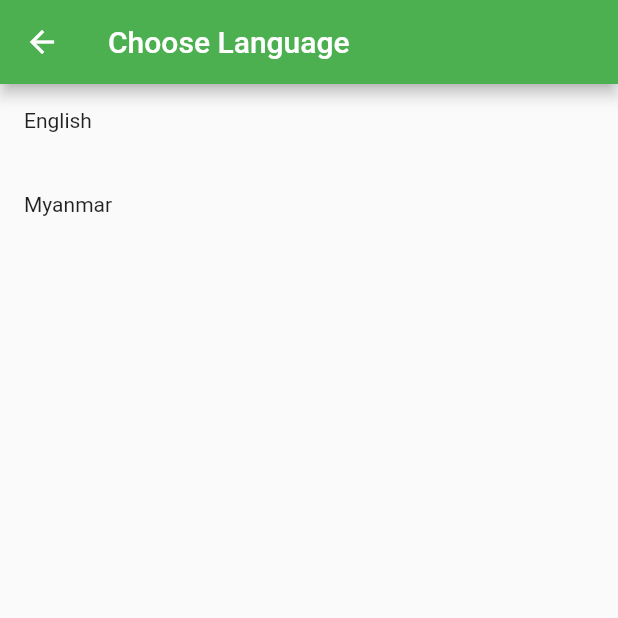
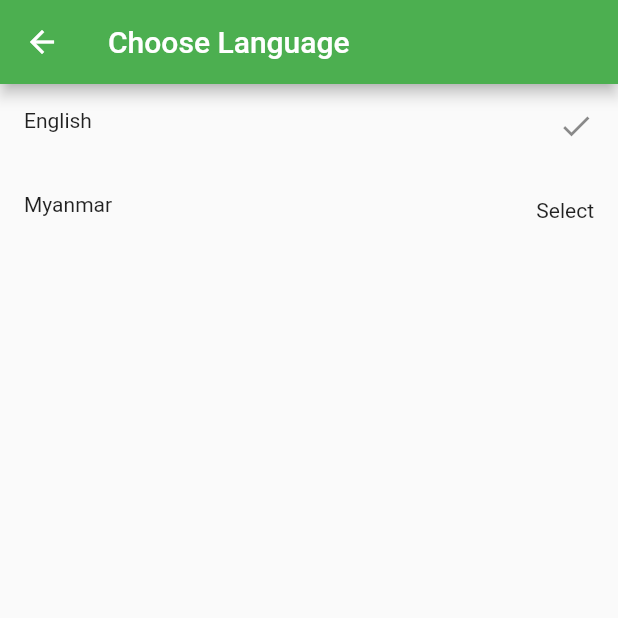
Before and after one commit to MyoMin-Latt/Search_Image, a Flutter app: the screen it shows after launch, item 2 of the bottom bar chosen, after a tap on "Language", on a phone screen of 412 x 824 dp, the top half of it. Run offline on Flutter 3.47's test engine with Material 2 defaults, Android fonts, the phone set to English and light mode, and no system bars; our stand-ins replace easy_localization, pull_to_refresh, shared_preferences.

Commit message:
Easy Localization, some text cannot change immediately

```diff
--- a/assets/translations/my-MY.json
+++ /dev/null
@@ -1,3 +0,0 @@
-{
-    "Home" : "မူလ"
-}
--- a/lib/home/home_page.dart
+++ b/lib/home/home_page.dart
@@ -27,8 +27,8 @@ class _HomePageState extends State<HomePage> {
           print(botCurIndex);
         },
         items: [
-          BottomNavigationBarItem(icon: Icon(Icons.home), label: tr("Home")),
-          BottomNavigationBarItem(icon: Icon(Icons.settings), label: 'Settings'),
+          BottomNavigationBarItem(icon: Icon(Icons.home), label: tr('home')),
+          BottomNavigationBarItem(icon: Icon(Icons.settings), label: tr('setting')),
         ]
       ),
     );
--- a/lib/language/language_page.dart
+++ b/lib/language/language_page.dart
@@ -1,3 +1,4 @@
+import 'package:easy_localization/easy_localization.dart';
 import 'package:flutter/material.dart';
 
 class LanguagePage extends StatefulWidget {
@@ -12,15 +13,24 @@ class _LanguagePageState extends State<LanguagePage> {
   Widget build(BuildContext context) {
     return Scaffold(
       appBar: AppBar(
-        title: Text('Choose Language'),
+        title: Text(tr('choose_language')),
       ),
       body: ListView(
         children: [
           ListTile(
-            leading: Text('English'),
+            leading: Text(tr('english')),
+            trailing: EasyLocalization.of(context)!.locale == Locale('en', 'US')? Icon(Icons.done): Text('Select'),
+            onTap: (){
+              EasyLocalization.of(context)!.setLocale(Locale('en', 'US'));
+            },
           ),
           ListTile(
-            leading: Text('Myanmar'),
+            onTap: (){
+               EasyLocalization.of(context)!.setLocale(Locale('my', 'MM'));
+            },
+            leading: Text(tr('myanmar')),
+            trailing: EasyLocalization.of(context)!.locale == Locale('my', 'MM')? Icon(Icons.done): Text('Select'),
+
           )
         ],
       ),
--- a/lib/main.dart
+++ b/lib/main.dart
@@ -1,12 +1,19 @@
 
-import 'package:flutter/cupertino.dart';
+import 'package:easy_localization/easy_localization.dart';
 import 'package:flutter/material.dart';
 import 'package:provider/provider.dart';
 import 'package:search_image_p1/home/home_page.dart';
 import 'package:search_image_p1/theme/theme_provider.dart';
 
-void main(){
-  runApp(MyApp());
+void main()async{
+  WidgetsFlutterBinding.ensureInitialized();
+  await EasyLocalization.ensureInitialized();
+  runApp(EasyLocalization(
+      supportedLocales: [Locale('en', 'US'), Locale('my', 'MM')],
+      path: 'assets/translations', // <-- change the path of the translation files
+      fallbackLocale: Locale('en', 'US'),
+      child: MyApp()
+    ),);
 }
 
 class MyApp extends StatelessWidget {
@@ -21,11 +28,14 @@ class MyApp extends StatelessWidget {
       child:Consumer<ThemeProvider>(
         builder: (context, ThemeProvider themeProvider, child ) {
           return MaterialApp(
+            localizationsDelegates: context.localizationDelegates,
+            supportedLocales: context.supportedLocales,
+            locale: context.locale,
             home: HomePage(),
             themeMode: themeProvider.themeM,
             theme: ThemeData(
               brightness: Brightness.light,
-              primaryColor: Colors.orange,
+              primaryColor: Colors.green,
               primarySwatch: Colors.green,
             ),
             darkTheme: ThemeData(
--- a/lib/result/result_widget.dart
+++ b/lib/result/result_widget.dart
@@ -25,21 +25,21 @@ class ResultWidget extends StatelessWidget {
             children: [
               Column(
                 children: [
-                  Icon(Icons.thumb_up, color: Colors.blue,),
+                  Icon(Icons.thumb_up, color: Theme.of(context).primaryColor,),
                   Text(hits.likes.toString(), style: TextStyle(fontWeight: FontWeight.bold),),
                 ],
               ),
 
               Column(
                 children: [
-                  Icon(Icons.remove_red_eye, color: Colors.blue,),
+                  Icon(Icons.remove_red_eye, color: Theme.of(context).primaryColor,),
                   Text(hits.views.toString(), style: TextStyle(fontWeight: FontWeight.bold),),
                 ],
               ),
 
               Column(
                 children: [
-                  Icon(Icons.download, color: Colors.blue,),
+                  Icon(Icons.download, color: Theme.of(context).primaryColor,),
                   Text(hits.downloads.toString(), style: TextStyle(fontWeight: FontWeight.bold),),
                 ],
               ),
--- a/lib/search/search_page.dart
+++ b/lib/search/search_page.dart
@@ -1,3 +1,4 @@
+import 'package:easy_localization/easy_localization.dart';
 import 'package:flutter/material.dart';
 import 'package:search_image_p1/result/result_page.dart';
 
@@ -15,10 +16,7 @@ class _SearchPageState extends State<SearchPage> {
   Widget build(BuildContext context) {
     return Scaffold(
       appBar: AppBar(
-        title: Text('Search Images by Pixabay'),
-        actions: [
-          Text(DateTime.now().toString())
-        ],
+        title: Text(tr('search_image')),
       ),
       body: Padding(
         padding: const EdgeInsets.all(8.0),
@@ -29,7 +27,7 @@ class _SearchPageState extends State<SearchPage> {
               controller: _searchTextEC,
               decoration: InputDecoration(
                 contentPadding: EdgeInsets.all(10),
-                label: Text('Enter name'),
+                label: Text(tr('enter_name')),
                 border: OutlineInputBorder(
                   borderSide: BorderSide(),
                   borderRadius: BorderRadius.circular(10),
@@ -44,7 +42,7 @@ class _SearchPageState extends State<SearchPage> {
                   })
                 );
               },
-              child: const Text('Serach')
+              child: Text(tr('search'))
             )
           ],
         ),
--- a/lib/settings/settings_page.dart
+++ b/lib/settings/settings_page.dart
@@ -1,3 +1,4 @@
+import 'package:easy_localization/easy_localization.dart';
 import 'package:flutter/material.dart';
 import 'package:provider/provider.dart';
 import 'package:search_image_p1/language/language_page.dart';
@@ -28,7 +29,7 @@ class _SettingsPageState extends State<SettingsPage> {
             builder: (context, ThemeProvider themeProvider, child ){
               return ListTile(
               leading: Icon(Icons.brightness_2),
-              title: Text(themeProvider.themeM == ThemeMode.light? 'Dark Mode': 'Light Mode'),
+              title: Text(tr('night_mode')),
               trailing: Switch(
                     value: themeProvider.themeM != ThemeMode.light,
                     onChanged: (change){
@@ -49,11 +50,11 @@ class _SettingsPageState extends State<SettingsPage> {
           ),
           ListTile(
             leading: Icon(Icons.photo),
-            title: Text('Download Image'),
+            title: Text(tr('download_image')),
           ),
           ListTile(
             leading: Icon(Icons.language),
-            title: Text('Language'),
+            title: Text(tr('language')),
             onTap: (){
               Navigator.of(context).push(
                 MaterialPageRoute(
```
Also changed, not shown: assets/translations/en-US.json (+11 -1 lines), assets/translations/my-MM.json (added, +13 -0 lines).
